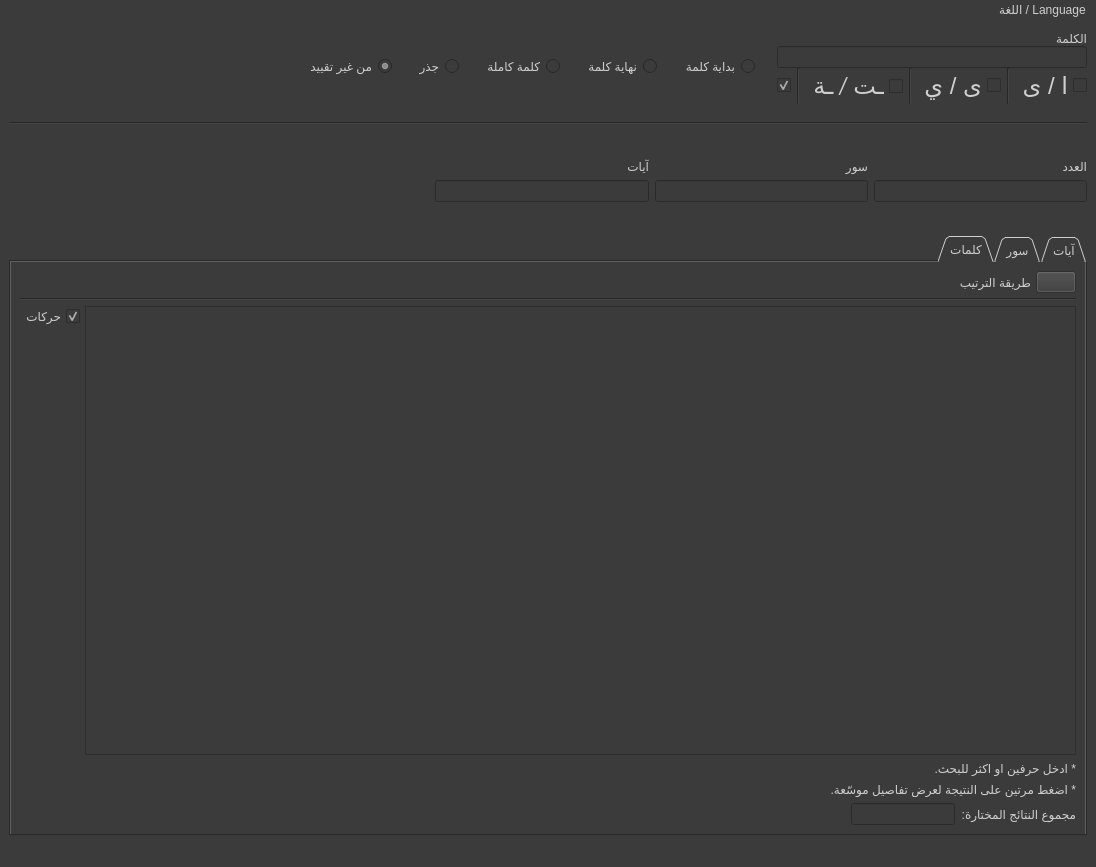
Qt form gui/main_screen.ui (masalha-alaa/quran-counter) before a commit.
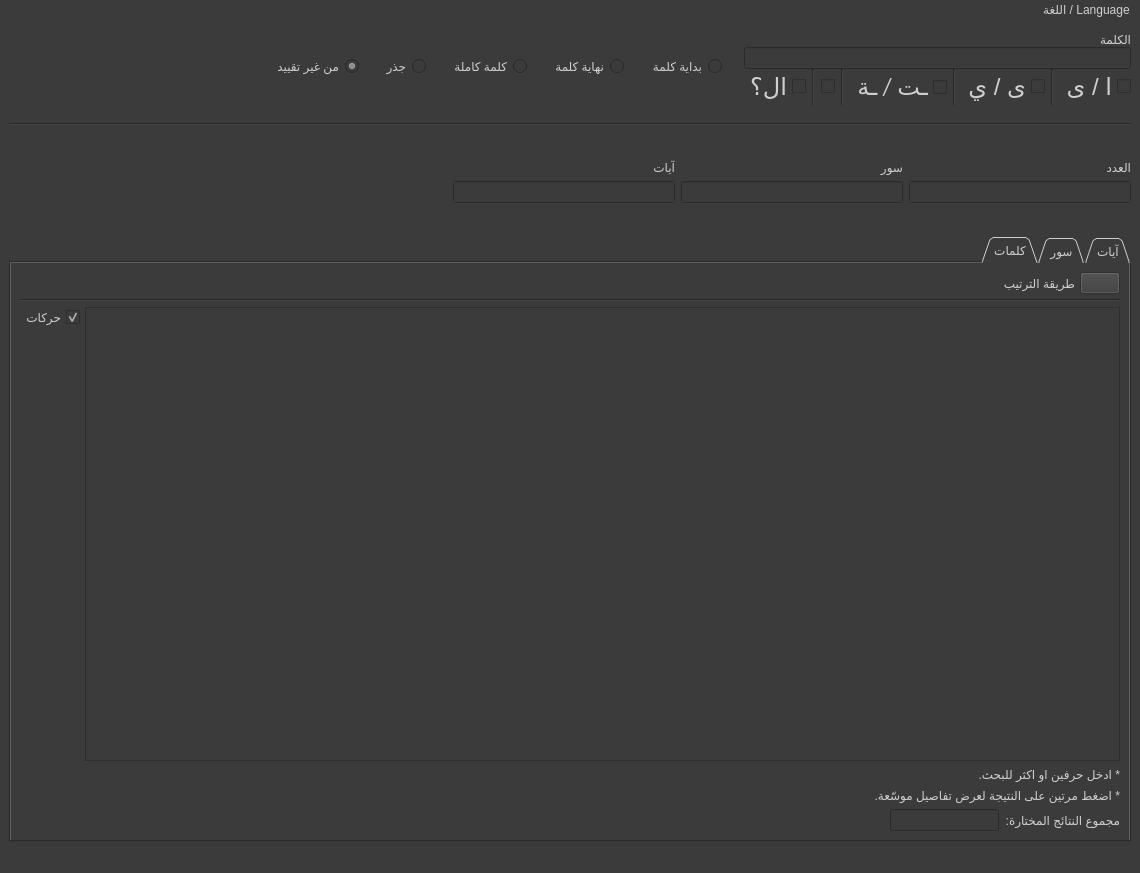
The same form after that commit. Icons and pictures are not drawn.

Commit message: - In-order checkbox updates. - Composite validator bug fix. - Al-Attarif checkbox (currently non-functional)

```diff
--- a/gui/main_screen.ui
+++ b/gui/main_screen.ui
@@ -6,8 +6,8 @@
    <rect>
     <x>0</x>
     <y>0</y>
-    <width>1096</width>
-    <height>867</height>
+    <width>1140</width>
+    <height>873</height>
    </rect>
   </property>
   <property name="windowTitle">
@@ -88,7 +88,7 @@
          </widget>
         </item>
         <item>
-         <layout class="QHBoxLayout" name="horizontalLayout_8" stretch="0,0,0,0,0,0,0">
+         <layout class="QHBoxLayout" name="horizontalLayout_8" stretch="0,0,0,0,0,0,0,0,0">
           <property name="spacing">
            <number>6</number>
           </property>
@@ -175,12 +175,32 @@
             </property>
             <property name="iconSize">
              <size>
-              <width>36</width>
-              <height>36</height>
+              <width>27</width>
+              <height>27</height>
              </size>
             </property>
             <property name="checked">
-             <bool>true</bool>
+             <bool>false</bool>
+            </property>
+           </widget>
+          </item>
+          <item>
+           <widget class="Line" name="line_8">
+            <property name="orientation">
+             <enum>Qt::Vertical</enum>
+            </property>
+           </widget>
+          </item>
+          <item>
+           <widget class="QCheckBox" name="checkBox">
+            <property name="toolTip">
+             <string>&quot;ال&quot; التعريف خيارية</string>
+            </property>
+            <property name="styleSheet">
+             <string notr="true">font: 18pt;</string>
+            </property>
+            <property name="text">
+             <string>ال؟</string>
             </property>
            </widget>
           </item>
@@ -407,8 +427,8 @@
         </property>
         <property name="sizeHint" stdset="0">
          <size>
-          <width>58</width>
-          <height>48</height>
+          <width>40</width>
+          <height>20</height>
          </size>
         </property>
        </spacer>
@@ -1063,7 +1083,7 @@
     <rect>
      <x>0</x>
      <y>0</y>
-     <width>1096</width>
+     <width>1140</width>
      <height>42</height>
     </rect>
    </property>
```
Left out of the diff: 4 changed lines with no effect on the pictures. The commit also changes 7 other files.
